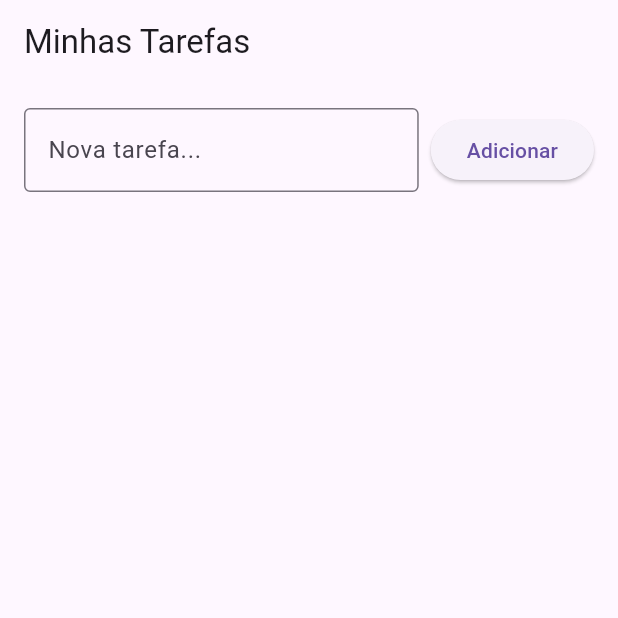
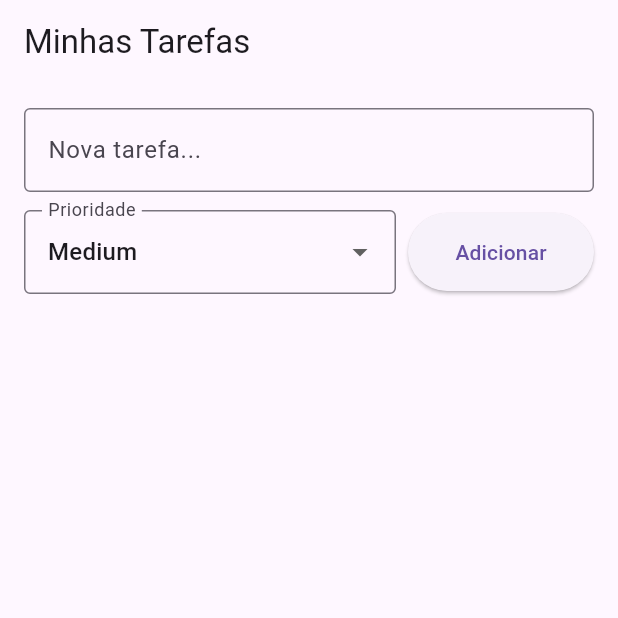
Before and after one commit to gabrieltinoco/LAB-DAMD-task-manager, a Flutter app: the screen it shows after launch, after a tap on "Adicionar", on a phone screen of 412 x 824 dp, the top half of it. Run offline on Flutter 3.47's test engine with Material 3 defaults, Android fonts, the phone set to English and light mode, and no system bars; our stand-ins replace sqflite; accounts and stored records are empty.

Commit message:
prioridade

```diff
--- a/taskmanager/lib/screens/task_list_screen.dart
+++ b/taskmanager/lib/screens/task_list_screen.dart
@@ -12,6 +12,7 @@ class TaskListScreen extends StatefulWidget {
 class _TaskListScreenState extends State<TaskListScreen> {
   List<Task> _tasks = [];
   final _titleController = TextEditingController();
+  String _selectedPriority = 'medium';
 
   @override
   void initState() {
@@ -27,7 +28,10 @@ class _TaskListScreenState extends State<TaskListScreen> {
   Future<void> _addTask() async {
     if (_titleController.text.trim().isEmpty) return;
 
-    final task = Task(title: _titleController.text.trim());
+    final task = Task(
+      title: _titleController.text.trim(),
+      priority: _selectedPriority,
+    );
     await DatabaseService.instance.create(task);
     _titleController.clear();
     _loadTasks();
@@ -47,32 +51,66 @@ class _TaskListScreenState extends State<TaskListScreen> {
 @override
 Widget build(BuildContext context) {
   return Scaffold(
-      appBar: AppBar(
-        title: const Text('Minhas Tarefas'),
-      ),
+    appBar: AppBar(title: const Text('Minhas Tarefas')),
     body: Column(
       children: [
         Padding(
-            padding: const EdgeInsets.all(16),
-            child: Row(
+          padding: const EdgeInsets.all(16.0),
+          child: Column(
+            crossAxisAlignment: CrossAxisAlignment.stretch,
             children: [
-                Expanded(
-                  child: TextField(
+              TextField(
                 controller: _titleController,
                 decoration: const InputDecoration(
                   hintText: 'Nova tarefa...',
                   border: OutlineInputBorder(),
                 ),
               ),
+              const SizedBox(height: 12),
+              Row(
+                mainAxisAlignment: MainAxisAlignment.spaceBetween,
+                children: [
+                  Expanded(
+                    flex: 2,
+                    child: DropdownButtonFormField<String>(
+                      value: _selectedPriority,
+                      decoration: const InputDecoration(
+                        labelText: 'Prioridade',
+                        border: OutlineInputBorder(),
+                      ),
+                      items: ['low', 'medium', 'high']
+                          .map((priority) => DropdownMenuItem(
+                                value: priority,
+                                child: Text(priority.replaceFirst(
+                                    priority[0], priority[0].toUpperCase())),
+                              ))
+                          .toList(),
+                      onChanged: (value) {
+                        if (value != null) {
+                          setState(() {
+                            _selectedPriority = value;
+                          });
+                        }
+                      },
+                    ),
                   ),
                   const SizedBox(width: 8),
-                ElevatedButton(
+                  Expanded(
+                    flex: 1,
+                    child: ElevatedButton(
                       onPressed: _addTask,
+                      style: ElevatedButton.styleFrom(
+                        padding: const EdgeInsets.symmetric(vertical: 16),
+                      ),
                       child: const Text('Adicionar'),
+                    ),
+                  ),
+                ],
               ),
             ],
           ),
         ),
+
         Expanded(
           child: ListView.builder(
             itemCount: _tasks.length,
@@ -86,9 +124,8 @@ class _TaskListScreenState extends State<TaskListScreen> {
                 title: Text(
                   task.title,
                   style: TextStyle(
-                      decoration: task.completed
-                          ? TextDecoration.lineThrough
-                          : null,
+                    decoration:
+                        task.completed ? TextDecoration.lineThrough : null,
                   ),
                 ),
                 trailing: IconButton(
```
Also changed, not shown: 1 other file. Lines whose indentation alone changed are shown as unchanged.
